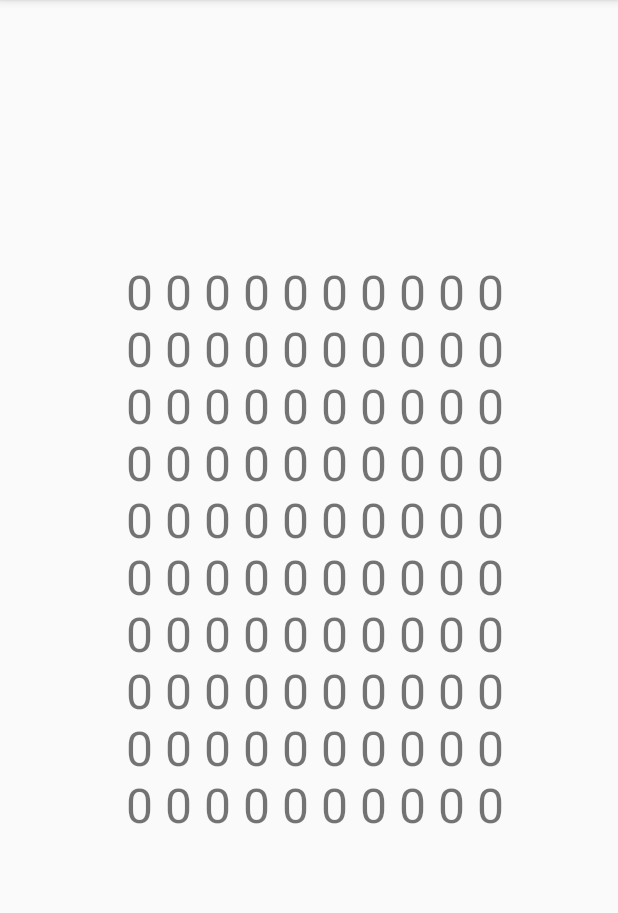
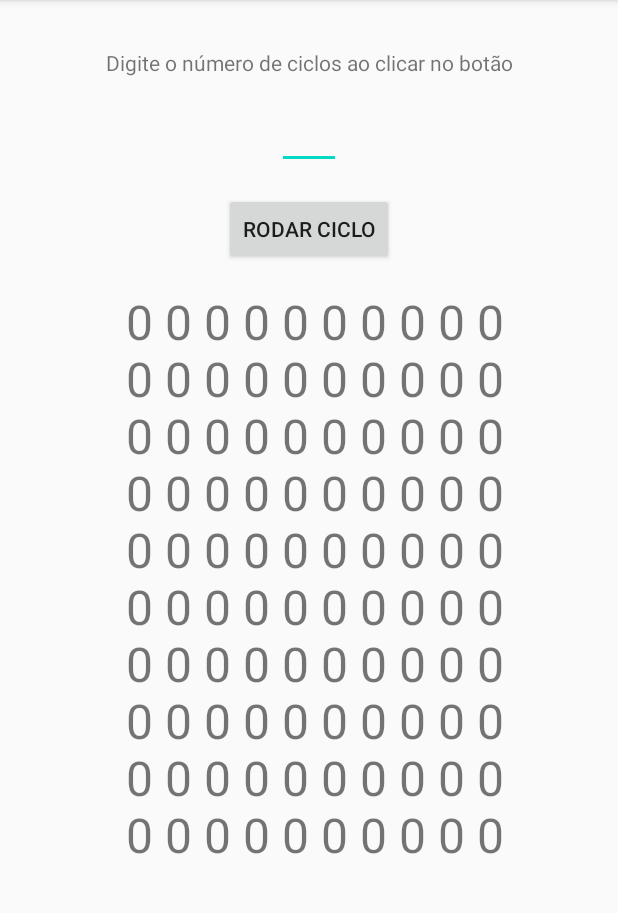
Before and after one commit to matheusalvesviana/Covid-19, an Android app: the screen it shows after launch (MainActivity), on a phone screen of 412 x 824 dp, the part 84-997 px from its top. Run offline under Robolectric (Android 15) with nearby library versions, the phone set to English and light mode, and no system bars.

Commit message:
Add cicle button

```diff
--- a/app/src/main/res/layout/activity_main.xml
+++ b/app/src/main/res/layout/activity_main.xml
@@ -7,24 +7,15 @@
     tools:context=".MainActivity">
 
     <TextView
-        android:id="@+id/tv_date"
-        android:layout_width="wrap_content"
-        android:layout_height="wrap_content"
-        android:layout_marginTop="32dp"
-        app:layout_constraintEnd_toEndOf="parent"
-        app:layout_constraintStart_toStartOf="parent"
-        app:layout_constraintTop_toTopOf="parent" />
-
-    <TextView
         android:id="@+id/tv_matrix"
         android:layout_width="wrap_content"
         android:layout_height="wrap_content"
+        android:layout_marginTop="16dp"
         android:text=""
         android:textSize="32sp"
-        app:layout_constraintBottom_toBottomOf="parent"
         app:layout_constraintLeft_toLeftOf="parent"
         app:layout_constraintRight_toRightOf="parent"
-        app:layout_constraintTop_toTopOf="parent" />
+        app:layout_constraintTop_toBottomOf="@+id/button" />
 
     <ProgressBar
         android:id="@+id/pb_circular"
@@ -36,4 +27,35 @@
         app:layout_constraintStart_toStartOf="parent"
         app:layout_constraintTop_toTopOf="parent" />
 
+    <Button
+        android:id="@+id/button"
+        android:layout_width="wrap_content"
+        android:layout_height="wrap_content"
+        android:layout_marginTop="16dp"
+        android:text="Rodar ciclo"
+        app:layout_constraintEnd_toEndOf="parent"
+        app:layout_constraintStart_toStartOf="parent"
+        app:layout_constraintTop_toBottomOf="@+id/editText" />
+
+    <TextView
+        android:id="@+id/textView"
+        android:layout_width="wrap_content"
+        android:layout_height="wrap_content"
+        android:layout_marginTop="32dp"
+        android:text="Digite o número de ciclos ao clicar no botão"
+        app:layout_constraintEnd_toEndOf="parent"
+        app:layout_constraintStart_toStartOf="parent"
+        app:layout_constraintTop_toTopOf="parent" />
+
+    <EditText
+        android:id="@+id/editText"
+        android:layout_width="wrap_content"
+        android:layout_height="wrap_content"
+        android:layout_marginTop="16dp"
+        android:ems="2"
+        android:inputType="numberDecimal"
+        app:layout_constraintEnd_toEndOf="parent"
+        app:layout_constraintStart_toStartOf="parent"
+        app:layout_constraintTop_toBottomOf="@+id/textView" />
+
 </androidx.constraintlayout.widget.ConstraintLayout>
```
